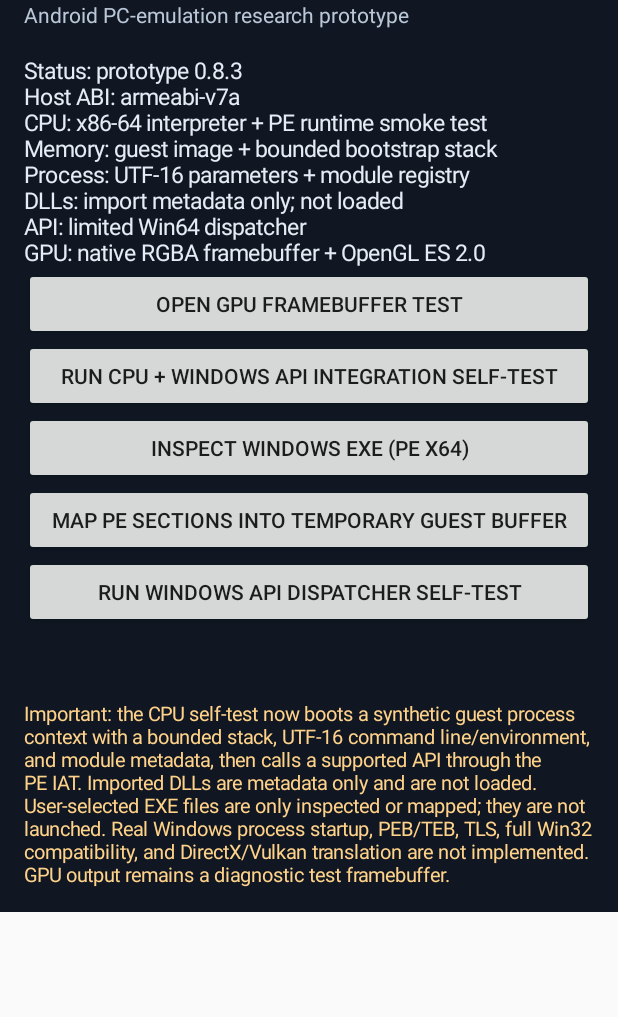
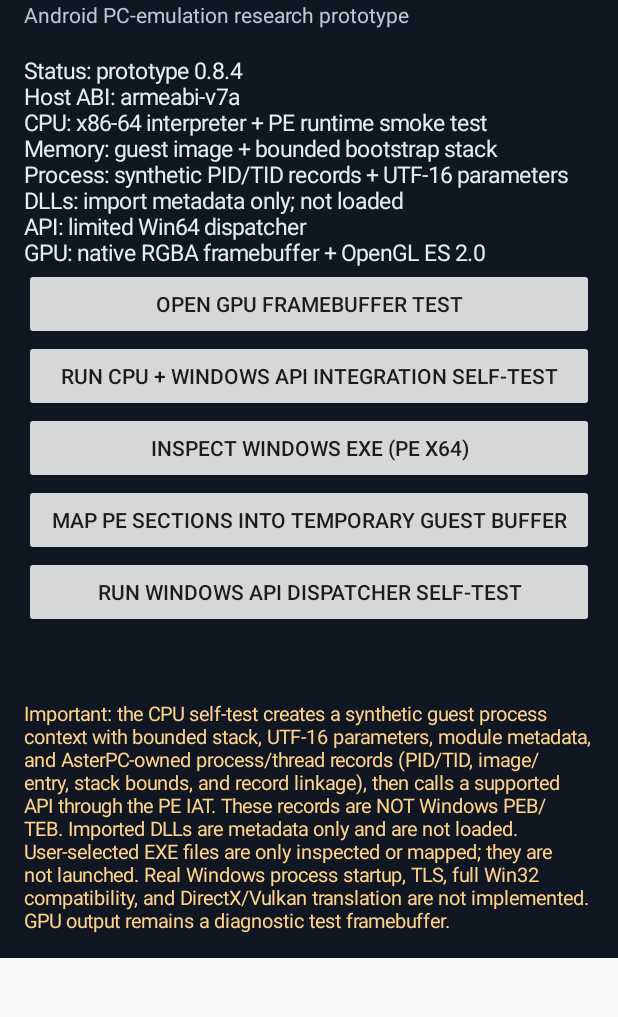
Before and after one commit to suksesjt12-source/AsterPc, an Android app: the screen it shows after launch (MainActivity), on a phone screen of 412 x 824 dp, the part 85-1102 px from its top. Run offline under Robolectric (Android 15) with nearby library versions, the phone set to English and light mode, and no system bars; 1 statement that could not run was skipped.

Commit message:
Update process metadata status in app UI

```diff
--- a/app/src/main/java/com/asterpc/MainActivity.java
+++ b/app/src/main/java/com/asterpc/MainActivity.java
@@ -52,8 +52,8 @@ public class MainActivity extends Activity {
         root.addView(subtitle);
 
         TextView status = new TextView(this);
-        status.setText("\nStatus: prototype 0.8.3\nHost ABI: " + android.os.Build.SUPPORTED_ABIS[0]
-                + "\nCPU: x86-64 interpreter + PE runtime smoke test\nMemory: guest image + bounded bootstrap stack\nProcess: UTF-16 parameters + module registry\nDLLs: import metadata only; not loaded\nAPI: limited Win64 dispatcher\nGPU: native RGBA framebuffer + OpenGL ES 2.0");
+        status.setText("\nStatus: prototype 0.8.4\nHost ABI: " + android.os.Build.SUPPORTED_ABIS[0]
+                + "\nCPU: x86-64 interpreter + PE runtime smoke test\nMemory: guest image + bounded bootstrap stack\nProcess: synthetic PID/TID records + UTF-16 parameters\nDLLs: import metadata only; not loaded\nAPI: limited Win64 dispatcher\nGPU: native RGBA framebuffer + OpenGL ES 2.0");
         status.setTextColor(0xFFE4ECF5);
         status.setTextSize(15);
         root.addView(status);
@@ -89,7 +89,7 @@ public class MainActivity extends Activity {
         root.addView(output);
 
         TextView warning = new TextView(this);
-        warning.setText("\nImportant: the CPU self-test now boots a synthetic guest process context with a bounded stack, UTF-16 command line/environment, and module metadata, then calls a supported API through the PE IAT. Imported DLLs are metadata only and are not loaded. User-selected EXE files are only inspected or mapped; they are not launched. Real Windows process startup, PEB/TEB, TLS, full Win32 compatibility, and DirectX/Vulkan translation are not implemented. GPU output remains a diagnostic test framebuffer.");
+        warning.setText("\nImportant: the CPU self-test creates a synthetic guest process context with bounded stack, UTF-16 parameters, module metadata, and AsterPC-owned process/thread records (PID/TID, image/entry, stack bounds, and record linkage), then calls a supported API through the PE IAT. These records are NOT Windows PEB/TEB. Imported DLLs are metadata only and are not loaded. User-selected EXE files are only inspected or mapped; they are not launched. Real Windows process startup, TLS, full Win32 compatibility, and DirectX/Vulkan translation are not implemented. GPU output remains a diagnostic test framebuffer.");
         warning.setTextColor(0xFFFFD28A);
         warning.setTextSize(13);
         root.addView(warning);
```
